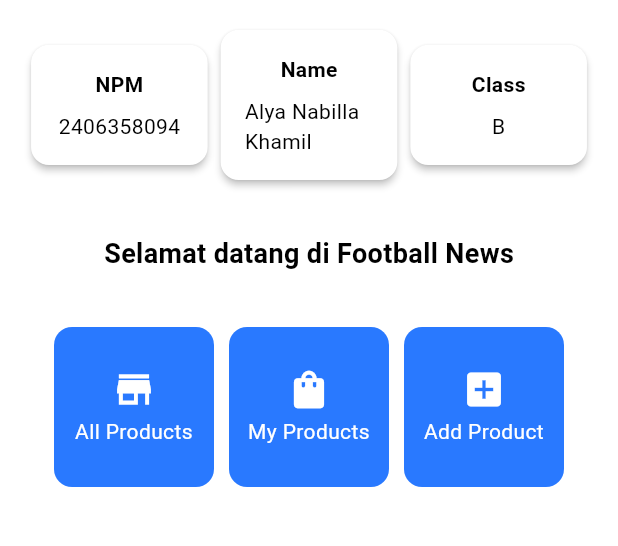
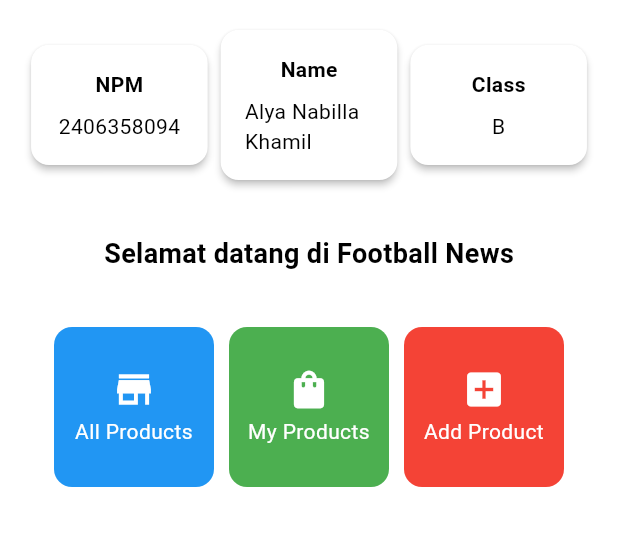
Before and after one commit to Nabillakha/false9-store-mobile, a Flutter app: the screen it shows after launch, on a phone screen of 412 x 824 dp, the part 84-630 px from its top. Run offline on Flutter 3.47's test engine with Material 3 defaults, Android fonts, the phone set to English and light mode, and no system bars.

Commit message:
complete TI 8

```diff
--- a/lib/screens/menu.dart
+++ b/lib/screens/menu.dart
@@ -103,8 +103,20 @@ class ItemCard extends StatelessWidget {
 
   @override
   Widget build(BuildContext context) {
+    Color cardColor = Theme.of(context).colorScheme.secondary;
+    switch (item.name) {
+      case "All Products":
+        cardColor = Colors.blue;
+        break;
+      case "My Products":
+        cardColor = Colors.green;
+        break;
+      case "Add Product":
+        cardColor = Colors.red;
+        break;
+    }
     return Material(
-      color: Theme.of(context).colorScheme.secondary,
+      color: cardColor,
       borderRadius: BorderRadius.circular(12),
       child: InkWell(
         onTap: () {
```
